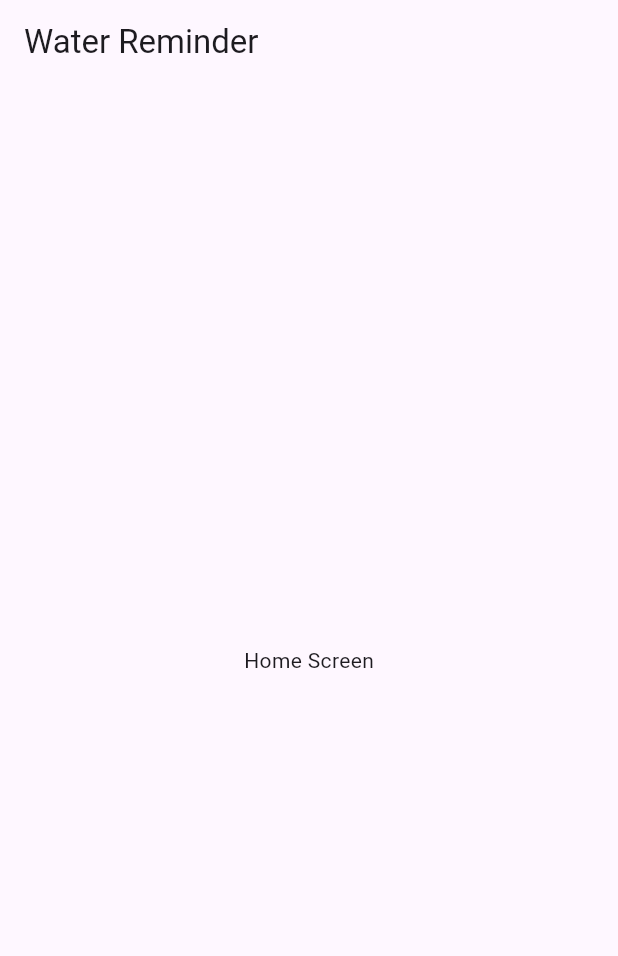
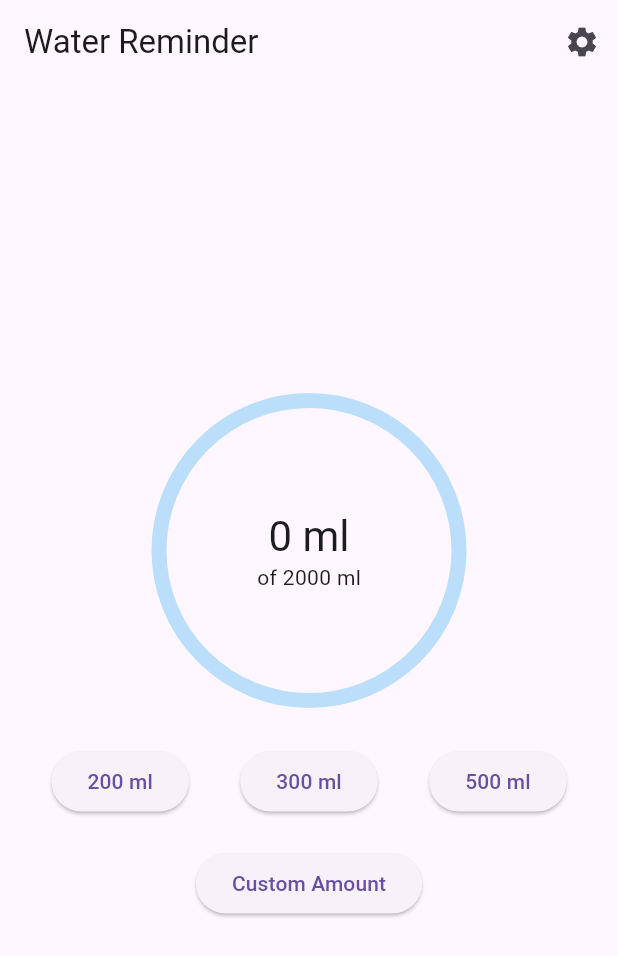
Before and after one commit to ijaz-at-studio93/water_reminder, a Flutter app: the screen it shows after launch, on a phone screen of 412 x 824 dp. Shown: the top 956 px of the screen. Run offline on Flutter 3.47's test engine with Material 3 defaults, Android fonts, the phone set to English and light mode, and no system bars; our stand-ins replace flutter_local_notifications, hive, hive_flutter, shared_preferences, timezone; accounts and stored records are empty.

Commit message:
feat: Implement Home Screen UI (Phase 3)
This commit completes Phase 3 of the water reminder application development.

Key changes include:
- Implemented the `HomeScreen` widget with a circular progress indicator to visualize daily water intake progress.
- Added predefined buttons (200ml, 300ml, 500ml) for quick water logging.
- Implemented a dialog for logging custom water intake amounts.
- Connected the `HomeScreen` UI to `WaterService` and `SettingsService` using `Consumer2` for displaying and updating data.
- Added a placeholder settings icon button in the `AppBar` for future navigation.
- Updated `IMPLEMENTATION.md` to reflect the completed tasks and journal entries for Phase 3.

```diff
--- a/lib/screens/home_screen.dart
+++ b/lib/screens/home_screen.dart
@@ -1,4 +1,7 @@
 import 'package:flutter/material.dart';
+import 'package:provider/provider.dart';
+import 'package:water_reminder/services/settings_service.dart';
+import 'package:water_reminder/services/water_service.dart';
 
 class HomeScreen extends StatelessWidget {
   const HomeScreen({super.key});
@@ -6,8 +9,119 @@ class HomeScreen extends StatelessWidget {
   @override
   Widget build(BuildContext context) {
     return Scaffold(
-      appBar: AppBar(title: const Text('Water Reminder')),
-      body: const Center(child: Text('Home Screen')),
+      appBar: AppBar(
+        title: const Text('Water Reminder'),
+        actions: [
+          IconButton(
+            icon: const Icon(Icons.settings),
+            onPressed: () {
+              // TODO: Navigate to settings screen
+            },
+          ),
+        ],
+      ),
+      body: Consumer2<WaterService, SettingsService>(
+        builder: (context, waterService, settingsService, child) {
+          final dailyGoal = settingsService.userSettings.dailyGoal;
+          final todayIntake = waterService.todayIntake;
+          final progress = todayIntake / dailyGoal;
+
+          return Center(
+            child: Column(
+              mainAxisAlignment: MainAxisAlignment.center,
+              children: [
+                Stack(
+                  alignment: Alignment.center,
+                  children: [
+                    SizedBox(
+                      width: 200,
+                      height: 200,
+                      child: CircularProgressIndicator(
+                        value: progress,
+                        strokeWidth: 10,
+                        backgroundColor: Colors.blue.shade100,
+                        valueColor:
+                            const AlwaysStoppedAnimation<Color>(Colors.blue),
+                      ),
+                    ),
+                    Column(
+                      mainAxisAlignment: MainAxisAlignment.center,
+                      children: [
+                        Text(
+                          '${todayIntake.toInt()} ml',
+                          style: Theme.of(context).textTheme.headlineMedium,
+                        ),
+                        Text(
+                          'of ${dailyGoal.toInt()} ml',
+                          style: Theme.of(context).textTheme.bodyMedium,
+                        ),
+                      ],
+                    ),
+                  ],
+                ),
+                const SizedBox(height: 30),
+                Row(
+                  mainAxisAlignment: MainAxisAlignment.spaceEvenly,
+                  children: [
+                    ElevatedButton(
+                      onPressed: () => waterService.addWaterIntake(200),
+                      child: const Text('200 ml'),
+                    ),
+                    ElevatedButton(
+                      onPressed: () => waterService.addWaterIntake(300),
+                      child: const Text('300 ml'),
+                    ),
+                    ElevatedButton(
+                      onPressed: () => waterService.addWaterIntake(500),
+                      child: const Text('500 ml'),
+                    ),
+                  ],
+                ),
+                const SizedBox(height: 20),
+                ElevatedButton(
+                  onPressed: () {
+                    _showCustomAmountDialog(context, waterService);
+                  },
+                  child: const Text('Custom Amount'),
+                ),
+              ],
+            ),
+          );
+        },
+      ),
+    );
+  }
+
+  void _showCustomAmountDialog(BuildContext context, WaterService waterService) {
+    final TextEditingController controller = TextEditingController();
+    showDialog(
+      context: context,
+      builder: (context) {
+        return AlertDialog(
+          title: const Text('Log Custom Amount'),
+          content: TextField(
+            controller: controller,
+            keyboardType: TextInputType.number,
+            decoration: const InputDecoration(labelText: 'Amount in ml'),
+          ),
+          actions: [
+            TextButton(
+              onPressed: () => Navigator.pop(context),
+              child: const Text('Cancel'),
+            ),
+            ElevatedButton(
+              onPressed: () {
+                final amount = int.tryParse(controller.text);
+                if (amount != null && amount > 0) {
+                  waterService.addWaterIntake(amount);
+                  Navigator.pop(context);
+                }
+              },
+              child: const Text('Log'),
+            ),
+          ],
+        );
+      },
     );
   }
 }
```
Also changed, not shown: 1 other file.
